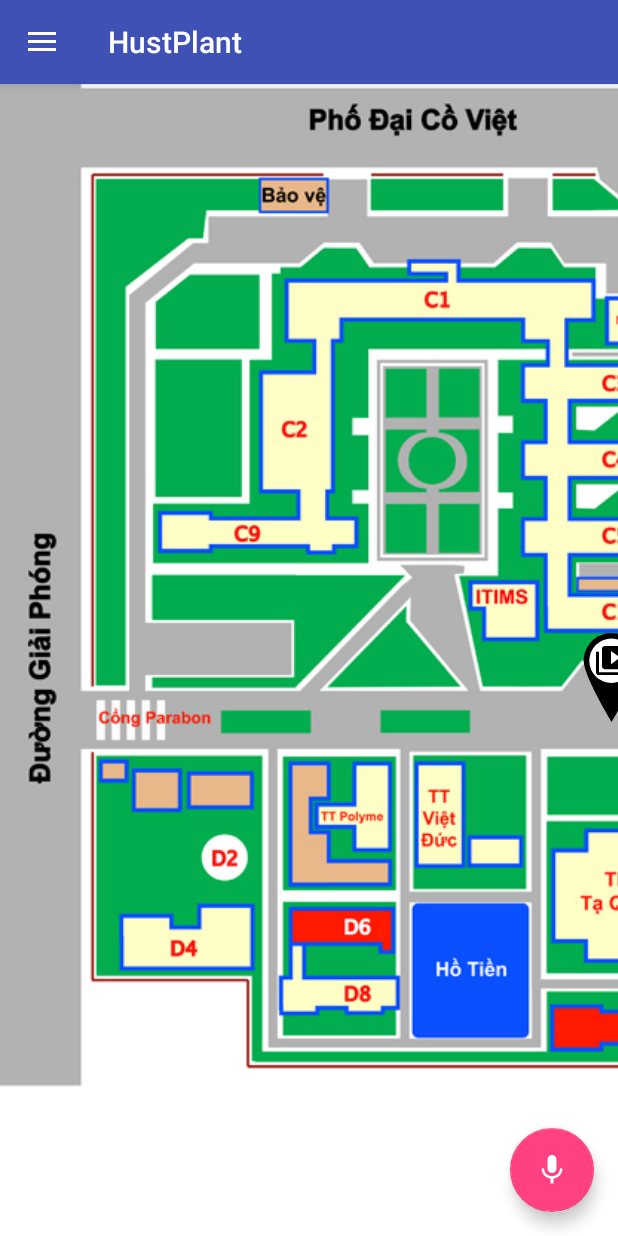
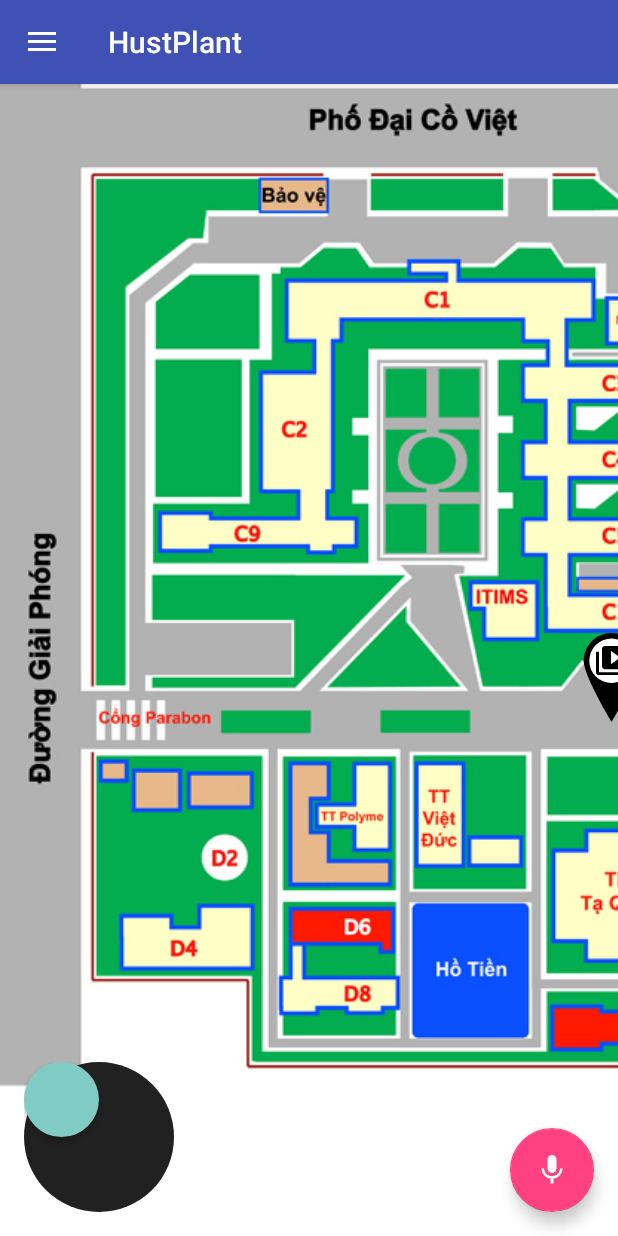
Before and after one commit to toloan/HustPlant, an Android app: the screen it shows after launch (MainActivity), after a tap on "Map", on a phone screen of 412 x 824 dp. Run offline under Robolectric (Android 15) with nearby library versions, the phone set to English and light mode, and no system bars; our stand-ins replace CircleImageView, Room's generated code; libraries missing offline, so code that uses them is left out: android.arch.persistence, com.getkeepsafe.taptargetview, com.jmedeisis.bugstick, com.thesurix.gesturerecycler; plain views replace Joystick; 4 statements that could not run were skipped; 3 other taps on this screen came first.

Commit message:
Add joystick

```diff
--- a/app/src/main/java/com/example/bach0/hustplant/MainActivity.java
+++ b/app/src/main/java/com/example/bach0/hustplant/MainActivity.java
@@ -2,6 +2,7 @@ package com.example.bach0.hustplant;
 
 import android.content.Intent;
 import android.graphics.Color;
+import android.graphics.PointF;
 import android.graphics.Typeface;
 import android.os.AsyncTask;
 import android.os.Bundle;
@@ -14,12 +15,13 @@ import android.support.v4.widget.DrawerLayout;
 import android.support.v7.app.ActionBarDrawerToggle;
 import android.support.v7.app.AppCompatActivity;
 import android.support.v7.widget.Toolbar;
-import android.view.Menu;
+import android.view.LayoutInflater;
 import android.view.MenuItem;
 import android.view.View;
 import android.view.animation.Animation;
 import android.view.animation.AnimationUtils;
 import android.widget.Button;
+import android.widget.FrameLayout;
 
 import com.example.bach0.hustplant.Setting.Setting;
 import com.example.bach0.hustplant.database.entity.Plant;
@@ -28,6 +30,8 @@ import com.example.bach0.hustplant.map.MapView;
 import com.example.bach0.hustplant.map.Place;
 import com.getkeepsafe.taptargetview.TapTarget;
 import com.getkeepsafe.taptargetview.TapTargetView;
+import com.jmedeisis.bugstick.Joystick;
+import com.jmedeisis.bugstick.JoystickListener;
 
 import java.util.ArrayList;
 import java.util.List;
@@ -55,9 +59,7 @@ public class MainActivity extends AppCompatActivity
                 public void run() {
                   final Place place =
                       mMapView.addPlace(
-                                                    water.getPosition().x,
-                                                    water.getPosition().y,
-                                                    R.drawable.ic_menu_manage);
+                          water.getPosition().x, water.getPosition().y, R.drawable.ic_menu_manage);
                   place.setId(water.getId());
                   place.setType(2);
                   place.setColor(Color.BLUE);
@@ -66,8 +68,7 @@ public class MainActivity extends AppCompatActivity
                         @Override
                         public void onClick(View view) {
                           if (customizeView.sheetBehavior.getState()
-                                                            == BottomSheetBehavior
-                                                            .STATE_COLLAPSED) {
+                              == BottomSheetBehavior.STATE_COLLAPSED) {
                             customizeView.addPlace(place);
                             customizeView.show();
                           }
@@ -89,11 +90,8 @@ public class MainActivity extends AppCompatActivity
                 for (final Plant plant : plants) {
                   final Place place =
                       mMapView.addPlace(
-                                                    plant.getPosition().x,
-                                                    plant.getPosition().y,
-                                                    plant.getResourceId());
-                                    if (plant.getWaterLevel()
-                                            / plant.getTargetWaterLevel() < 0.5) {
+                          plant.getPosition().x, plant.getPosition().y, plant.getResourceId());
+                  if (plant.getWaterLevel() / plant.getTargetWaterLevel() < 0.5) {
                     tapTarget = place;
                   }
                   place.setType(1);
@@ -102,28 +100,22 @@ public class MainActivity extends AppCompatActivity
                       blendColors(
                           Color.GREEN,
                           Color.RED,
-                                                    plant.getWaterLevel()
-                                                            / plant.getTargetWaterLevel()));
+                          plant.getWaterLevel() / plant.getTargetWaterLevel()));
                   place.setOnClickListener(
                       new View.OnClickListener() {
                         @Override
                         public void onClick(View view) {
                           Animation anim =
-                                                            AnimationUtils.loadAnimation(
-                                                                    MainActivity.this,
-                                                                    R.anim.test2_anim);
+                              AnimationUtils.loadAnimation(MainActivity.this, R.anim.test2_anim);
                           place.startAnimation(anim);
                           if (customizeView.sheetBehavior.getState()
-                                                            != BottomSheetBehavior
-                                                            .STATE_COLLAPSED) {
+                              != BottomSheetBehavior.STATE_COLLAPSED) {
 
                             treeInfoView.setTree(plant);
                             treeInfoView.show();
                             customizeView.hide();
                             List<Place> places = new ArrayList<>();
-                                                        places.add(
-                                                                mMapView.findNearest(
-                                                                        plant.getPosition(), 2));
+                            places.add(mMapView.findNearest(new PointF(plant.getPosition()), 2));
 
                             places.add(place);
                             customizeView.setPlaceList(places);
@@ -135,10 +127,12 @@ public class MainActivity extends AppCompatActivity
                       });
                 }
                 final Place finalTapTarget = tapTarget;
-                                TapTargetView.showFor(MainActivity.this, TapTarget.forView
-                                        (tapTarget, "Tap here to start watering")
-                                        .outerCircleColor(R.color.colorAccent).outerCircleAlpha
-                                                (0.90f).targetCircleColor(R.color.white)
+                TapTargetView.showFor(
+                    MainActivity.this,
+                    TapTarget.forView(tapTarget, "Tap here to start watering")
+                        .outerCircleColor(R.color.colorAccent)
+                        .outerCircleAlpha(0.90f)
+                        .targetCircleColor(R.color.white)
                         .titleTextSize(20)
                         .titleTextColor(R.color.white)
                         .textColor(R.color.white)
@@ -147,7 +141,8 @@ public class MainActivity extends AppCompatActivity
                         .cancelable(true)
                         .tintTarget(false)
                         .transparentTarget(false)
-                                        .targetRadius(40), new TapTargetView.Listener() {
+                        .targetRadius(40),
+                    new TapTargetView.Listener() {
                       @Override
                       public void onTargetClick(TapTargetView view) {
                         super.onTargetClick(view);
@@ -225,7 +220,7 @@ public class MainActivity extends AppCompatActivity
           }
         });
     navigationView.setCheckedItem(R.id.map);
-
+    final FrameLayout overlayLayout = findViewById(R.id.overlay_layout);
     View.OnClickListener waterNowClickListener =
         new View.OnClickListener() {
           @Override
@@ -233,6 +228,27 @@ public class MainActivity extends AppCompatActivity
             mMapView.showDirection(customizeView.getPlaceList());
             customizeView.hide();
             treeInfoView.hide();
+            overlayLayout.removeAllViews();
+            LayoutInflater.from(MainActivity.this)
+                .inflate(R.layout.navigate_layout, overlayLayout, true);
+            Joystick joystick = overlayLayout.findViewById(R.id.joystick);
+            joystick.setJoystickListener(
+                new JoystickListener() {
+                  @Override
+                  public void onDown() {}
+
+                  @Override
+                  public void onDrag(float degrees, float offset) {
+                    PointF pos = mMapView.getCurrentPlace().getPosition();
+                    pos.set(
+                        pos.x + (float) Math.cos(degrees * Math.PI / 180f) * offset,
+                        pos.y - (float) Math.sin(degrees * Math.PI / 180f) * offset);
+                    mMapView.setCurrentPlace(pos);
+                  }
+
+                  @Override
+                  public void onUp() {}
+                });
           }
         };
     findViewById(R.id.water_now_btn).setOnClickListener(waterNowClickListener);
@@ -274,7 +290,7 @@ public class MainActivity extends AppCompatActivity
     if (id == R.id.map) {
       // Handle the camera action
     } else if (id == R.id.setting) {
-            Intent intent=new Intent(this, Setting.class);
+      Intent intent = new Intent(this, Setting.class);
       startActivity(intent);
     } else if (id == R.id.history) {
     }
@@ -283,5 +299,4 @@ public class MainActivity extends AppCompatActivity
     drawer.closeDrawer(GravityCompat.START);
     return true;
   }
-
 }
--- a/app/src/main/java/com/example/bach0/hustplant/map/MapView.java
+++ b/app/src/main/java/com/example/bach0/hustplant/map/MapView.java
@@ -10,6 +10,7 @@ import android.graphics.Paint;
 import android.graphics.Path;
 import android.graphics.PathDashPathEffect;
 import android.graphics.Point;
+import android.graphics.PointF;
 import android.graphics.RectF;
 import android.os.AsyncTask;
 import android.util.AttributeSet;
@@ -23,9 +24,7 @@ import java.util.List;
 import java.util.Timer;
 import java.util.TimerTask;
 
-/**
- * Created by bach0 on 4/13/2018.
- */
+/** Created by bach0 on 4/13/2018. */
 public class MapView extends ViewGroup implements MapViewport.Listener {
   MapViewport mViewport;
   List<Place> mPlaceList = new ArrayList<>();
@@ -59,10 +58,8 @@ public class MapView extends ViewGroup implements MapViewport.Listener {
             BitmapFactory.Options options = new BitmapFactory.Options();
             options.inScaled = false;
             Bitmap routeBitmap =
-                                BitmapFactory.decodeResource(
-                                        context.getResources(), R.drawable.ic_route, options);
-                        int[] routePixels =
-                                new int[routeBitmap.getWidth() * routeBitmap.getHeight()];
+                BitmapFactory.decodeResource(context.getResources(), R.drawable.ic_route, options);
+            int[] routePixels = new int[routeBitmap.getWidth() * routeBitmap.getHeight()];
             routeBitmap.getPixels(
                 routePixels,
                 0,
@@ -71,8 +68,7 @@ public class MapView extends ViewGroup implements MapViewport.Listener {
                 0,
                 routeBitmap.getWidth(),
                 routeBitmap.getHeight());
-                        int[][] routeData =
-                                new int[routeBitmap.getHeight()][routeBitmap.getWidth()];
+            int[][] routeData = new int[routeBitmap.getHeight()][routeBitmap.getWidth()];
             for (int i = 0; i < routeBitmap.getWidth(); i++) {
               for (int j = 0; j < routeBitmap.getHeight(); j++) {
                 routeData[j][i] = routePixels[j * routeBitmap.getWidth() + i];
@@ -91,12 +87,12 @@ public class MapView extends ViewGroup implements MapViewport.Listener {
             for (int i = 0; i < mDirection.size() - 1; i++) {
               Point start =
                   new Point(
-                                            mDirection.get(i).getPosition().x / 2,
-                                            mDirection.get(i).getPosition().y / 2);
+                      (int) (mDirection.get(i).getPosition().x / 2),
+                      (int) (mDirection.get(i).getPosition().y / 2));
               Point end =
                   new Point(
-                                            mDirection.get(i + 1).getPosition().x / 2,
-                                            mDirection.get(i + 1).getPosition().y / 2);
+                      (int) (mDirection.get(i + 1).getPosition().x / 2),
+                      (int) (mDirection.get(i + 1).getPosition().y / 2));
 
               List<Point> points = mPathFinder.findPath(start, end);
               p.addAll(points);
@@ -142,6 +138,10 @@ public class MapView extends ViewGroup implements MapViewport.Listener {
     }
     super.dispatchDraw(canvas);
     if (showingDirection) {
+      if (mDirection.size() > 1
+          && mDirection.get(0).distance(mDirection.get(1).getPosition()) < 15f) {
+        mDirection.remove(1);
+      }
       int circleSize = 6;
       mPaint.setColor(Color.BLUE);
       mPaint.setStrokeWidth(circleSize * mViewport.getScaleFactor());
@@ -155,9 +155,7 @@ public class MapView extends ViewGroup implements MapViewport.Listener {
               new PathDashPathEffect(
                   circle,
                   20 * mViewport.getScaleFactor(),
-                                    -((System.currentTimeMillis() / 25)
-                                            % 20
-                                            * mViewport.getScaleFactor()),
+                  -((System.currentTimeMillis() / 25) % 20 * mViewport.getScaleFactor()),
                   PathDashPathEffect.Style.TRANSLATE));
         } else {
           mPaint.setAlpha(128);
@@ -178,8 +176,9 @@ public class MapView extends ViewGroup implements MapViewport.Listener {
         mPath.get(i).transform(matrix, transformedPath);
         canvas.drawPath(transformedPath, mPaint);
       }
+      update();
+      postInvalidate();
     }
-        postInvalidate();
   }
 
   @Override
@@ -190,8 +189,9 @@ public class MapView extends ViewGroup implements MapViewport.Listener {
   public void update() {
     for (Place place : mPlaceList) {
       int size = 60;
-            Point topLeft = new Point(place.position.x - size / 2, place.position.y - size);
-            Point bottomRight = new Point((place.position.x + size / 2), place.position.y);
+      Point topLeft =
+          new Point((int) (place.position.x - size / 2), (int) (place.position.y - size));
+      Point bottomRight = new Point((int) (place.position.x + size / 2), (int) (place.position.y));
       topLeft = mViewport.mapToViewport(topLeft.x, topLeft.y);
       bottomRight = mViewport.mapToViewport(bottomRight.x, bottomRight.y);
       place.setTop(topLeft.y);
@@ -201,7 +201,7 @@ public class MapView extends ViewGroup implements MapViewport.Listener {
     }
   }
 
-    public Place findNearest(Point pos, int type) {
+  public Place findNearest(PointF pos, int type) {
     Place p = null;
     float distance = Float.MAX_VALUE;
     for (Place place : mPlaceList) {
@@ -217,7 +217,7 @@ public class MapView extends ViewGroup implements MapViewport.Listener {
     return mPlaceList.get(0);
   }
 
-    public void setCurrentPlace(Point p) {
+  public void setCurrentPlace(PointF p) {
     mPlaceList.get(0).setPosition(p.x, p.y);
   }
 
--- a/app/src/main/java/com/example/bach0/hustplant/map/Place.java
+++ b/app/src/main/java/com/example/bach0/hustplant/map/Place.java
@@ -3,7 +3,7 @@ package com.example.bach0.hustplant.map;
 import android.content.Context;
 import android.graphics.Canvas;
 import android.graphics.Color;
-import android.graphics.Point;
+import android.graphics.PointF;
 import android.graphics.PorterDuff;
 import android.graphics.Rect;
 import android.graphics.drawable.Drawable;
@@ -14,37 +14,18 @@ import android.view.View;
 
 import com.example.bach0.hustplant.R;
 
-/** Created by bach0 on 4/12/2018. */
+/**
+ * Created by bach0 on 4/12/2018.
+ */
 public class Place extends View {
     static final float ICON_SIZE = 0.2f;
     Drawable mFrame;
     Drawable mBackground;
-
-    public Drawable getIcon() {
-        return mIcon;
-    }
-
     Drawable mIcon;
     Rect mContentRect = new Rect();
     Rect mIconRect = new Rect();
-
-    @Override
-    public int getId() {
-        return id;
-    }
-
-    @Override
-    public void setId(int id) {
-        this.id = id;
-    }
-
     int id;
-
-    public Point getPosition() {
-        return position;
-    }
-
-    Point position = new Point();
+    PointF position = new PointF();
     int type;
     int mColor = Color.BLACK;
 
@@ -60,6 +41,28 @@ public class Place extends View {
         super(context, attrs, defStyleAttr);
         mFrame = ContextCompat.getDrawable(context, R.drawable.ic_place).mutate();
         mBackground = ContextCompat.getDrawable(context, R.drawable.ic_place_background);
+    }
+
+    public Drawable getIcon() {
+        return mIcon;
+    }
+
+    public void setIcon(int resource) {
+        mIcon = ContextCompat.getDrawable(getContext(), resource);
+    }
+
+    @Override
+    public int getId() {
+        return id;
+    }
+
+    @Override
+    public void setId(int id) {
+        this.id = id;
+    }
+
+    public PointF getPosition() {
+        return position;
     }
 
     public int getType() {
@@ -99,15 +102,11 @@ public class Place extends View {
                 (int) (h * (0.3125f + ICON_SIZE)));
     }
 
-    public void setPosition(int x, int y) {
+    public void setPosition(float x, float y) {
         position.set(x, y);
     }
 
-    public void setIcon(int resource) {
-        mIcon = ContextCompat.getDrawable(getContext(), resource);
-    }
-
-    public float distance(Point point) {
+    public float distance(PointF point) {
         return (float)
                 Math.sqrt(
                         (point.x - position.x) * (point.x - position.x)
--- /dev/null
+++ b/app/src/main/res/drawable/joystick_base.xml
@@ -0,0 +1,5 @@
+<?xml version="1.0" encoding="utf-8"?>
+<shape xmlns:android="http://schemas.android.com/apk/res/android"
+    android:shape="oval">
+    <solid android:color="@color/primary_material_dark" />
+</shape>
--- /dev/null
+++ b/app/src/main/res/drawable/joystick_button.xml
@@ -0,0 +1,7 @@
+<?xml version="1.0" encoding="utf-8"?>
+<selector xmlns:android="http://schemas.android.com/apk/res/android" android:exitFadeDuration="50">
+
+    <item android:drawable="@drawable/joystick_button_pressed" android:state_pressed="true" />
+    <item android:drawable="@drawable/joystick_button_unpressed" />
+
+</selector>
--- /dev/null
+++ b/app/src/main/res/drawable/joystick_button_pressed.xml
@@ -0,0 +1,5 @@
+<?xml version="1.0" encoding="utf-8"?>
+<shape xmlns:android="http://schemas.android.com/apk/res/android"
+    android:shape="oval">
+    <solid android:color="@color/accent_material_light" />
+</shape>
--- /dev/null
+++ b/app/src/main/res/drawable/joystick_button_unpressed.xml
@@ -0,0 +1,5 @@
+<?xml version="1.0" encoding="utf-8"?>
+<shape xmlns:android="http://schemas.android.com/apk/res/android"
+    android:shape="oval">
+    <solid android:color="@color/accent_material_dark" />
+</shape>
--- a/app/src/main/res/layout/app_bar_main.xml
+++ b/app/src/main/res/layout/app_bar_main.xml
@@ -33,4 +33,9 @@
     <include layout="@layout/tree_info_layout" />
 
     <include layout="@layout/customize_layout" />
+
+    <FrameLayout
+        android:id="@+id/overlay_layout"
+        android:layout_width="match_parent"
+        android:layout_height="match_parent" />
 </android.support.design.widget.CoordinatorLayout>
--- a/app/src/main/res/layout/navigate_layout.xml
+++ b/app/src/main/res/layout/navigate_layout.xml
@@ -1,18 +1,18 @@
 <?xml version="1.0" encoding="utf-8"?>
-<FrameLayout xmlns:android="http://schemas.android.com/apk/res/android"
-    android:layout_width="match_parent"
-    android:layout_height="match_parent">
+<merge xmlns:android="http://schemas.android.com/apk/res/android">
 
     <com.jmedeisis.bugstick.Joystick
+        android:id="@+id/joystick"
         android:layout_width="100dp"
         android:layout_height="100dp"
-        android:background="@color/colorAccent"
-        android:layout_gravity="bottom">
+        android:layout_gravity="bottom"
+        android:layout_margin="16dp"
+        android:background="@drawable/joystick_base">
 
         <Button
             android:layout_width="50dp"
             android:layout_height="50dp"
-            android:background="@color/white" />
+            android:background="@drawable/joystick_button" />
     </com.jmedeisis.bugstick.Joystick>
 
-</FrameLayout>
+</merge>
```
Lines whose indentation alone changed are shown as unchanged.
